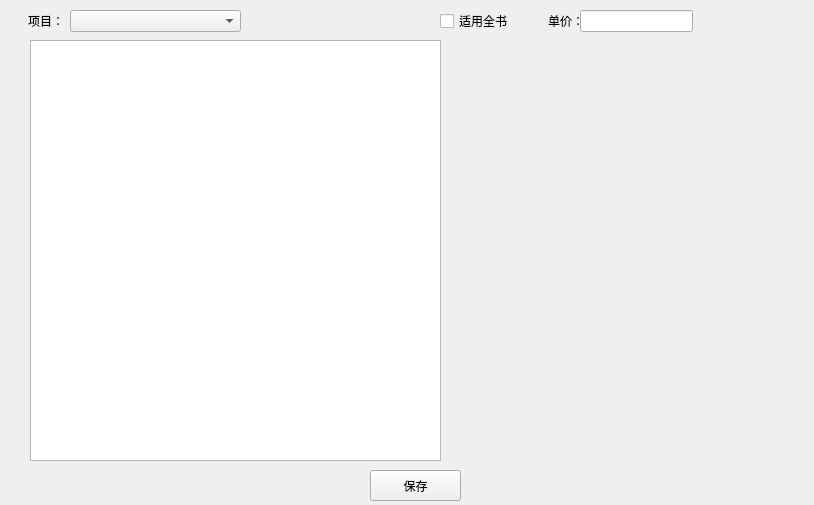
Old version of the form PayCount_QT/CTabOtherSetDlg.ui in the repository 605791556/PayAccount-QT.
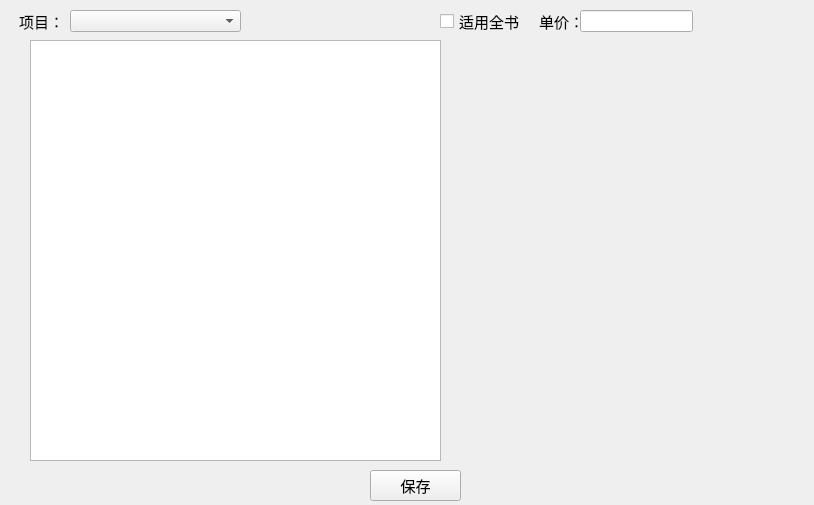
New version of the form.

The edit to the form file:
```diff
--- a/PayCount_QT/CTabOtherSetDlg.ui
+++ b/PayCount_QT/CTabOtherSetDlg.ui
@@ -22,6 +22,11 @@
      <height>31</height>
     </rect>
    </property>
+   <property name="font">
+    <font>
+     <pointsize>11</pointsize>
+    </font>
+   </property>
    <property name="text">
     <string>保存</string>
    </property>
@@ -35,6 +40,11 @@
      <height>22</height>
     </rect>
    </property>
+   <property name="font">
+    <font>
+     <pointsize>11</pointsize>
+    </font>
+   </property>
    <property name="text">
     <string>项目：</string>
    </property>
@@ -61,6 +71,11 @@
      <height>22</height>
     </rect>
    </property>
+   <property name="font">
+    <font>
+     <pointsize>11</pointsize>
+    </font>
+   </property>
    <property name="text">
     <string>适用全书</string>
    </property>
@@ -74,6 +89,11 @@
      <height>22</height>
     </rect>
    </property>
+   <property name="font">
+    <font>
+     <pointsize>11</pointsize>
+    </font>
+   </property>
    <property name="text">
     <string>单价：</string>
    </property>
```
Left out of the diff: 15 changed lines with no effect on the pictures.
